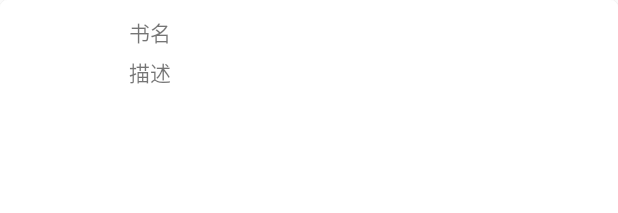
After one commit to CalibrePortable/CalibrePortable, an Android app: the layout cardview_library.xml on its own in the app's theme, with its tools: preview values and no code run, on a phone screen of 412 x 824 dp. The commit adds this screen. Shown: the top 213 px of the screen. Run offline under Robolectric (Android 15) with nearby library versions, the light colour scheme and no system bars.

```diff
--- a/SmartLib/app/src/main/java/org/geeklub/smartlib/MainActivity.java
+++ b/SmartLib/app/src/main/java/org/geeklub/smartlib/MainActivity.java
@@ -18,6 +18,7 @@ import android.view.Menu;
 import android.view.MenuItem;
 import android.view.View;
 import org.geeklub.smartlib.drawer.DrawerFragment;
+import org.geeklub.smartlib.library.LibraryFragment;
 import org.geeklub.smartlib.type.Category;
 
 public class MainActivity extends ActionBarActivity {
@@ -136,6 +137,7 @@ public class MainActivity extends ActionBarActivity {
     switch (category) {
 
       case library:
+        mContentFragment = LibraryFragment.newInstance();
 
         break;
 
@@ -146,7 +148,7 @@ public class MainActivity extends ActionBarActivity {
         break;
     }
     setTitle(mCategory.getDisplayName());
-    //getFragmentManager().beginTransaction().replace(R.id.content_frame, mContentFragment).commit();
+    getFragmentManager().beginTransaction().replace(R.id.content_frame, mContentFragment).commit();
   }
 
   @Override public void setTitle(CharSequence title) {
--- /dev/null
+++ b/SmartLib/app/src/main/res/layout/cardview_library.xml
@@ -0,0 +1,48 @@
+<?xml version="1.0" encoding="utf-8"?>
+
+<android.support.v7.widget.CardView xmlns:android="http://schemas.android.com/apk/res/android"
+    xmlns:app="http://schemas.android.com/apk/res-auto"
+    android:layout_width="match_parent"
+    android:layout_height="match_parent"
+    app:cardBackgroundColor="@color/cardview_light_background"
+    app:cardCornerRadius="5dp">
+
+
+  <RelativeLayout
+      android:layout_width="match_parent"
+      android:layout_height="200dp"
+      android:padding="5dp">
+
+
+    <ImageView
+        android:layout_alignParentLeft="true"
+        android:layout_width="70dp"
+        android:layout_height="120dp"
+        android:id="@+id/iv_book_icon"
+        android:layout_marginTop="5dp"
+        android:layout_marginLeft="5dp"/>
+
+    <TextView
+        android:layout_toRightOf="@+id/iv_book_icon"
+        android:layout_alignTop="@+id/iv_book_icon"
+        android:layout_width="wrap_content"
+        android:singleLine="true"
+        android:layout_height="wrap_content"
+        android:text="书名"
+        android:id="@+id/tv_book_name"
+        android:layout_marginLeft="5dp"/>
+
+    <TextView
+        android:layout_height="wrap_content"
+        android:layout_width="wrap_content"
+        android:singleLine="true"
+        android:text="描述"
+        android:id="@+id/tv_book_description"
+        android:layout_below="@+id/tv_book_name"
+        android:layout_alignLeft="@+id/tv_book_name"
+        android:layout_marginTop="5dp"/>
+
+
+  </RelativeLayout>
+
+</android.support.v7.widget.CardView>
```
Also changed, not shown: SmartLib/app/src/main/java/org/geeklub/smartlib/adapters/LibraryAdapter.java (added, +66 -0 lines), SmartLib/app/src/main/java/org/geeklub/smartlib/beans/WebAppsReponse.java (added, +128 -0 lines), SmartLib/app/src/main/java/org/geeklub/smartlib/library/LibraryFragment.java (added, +106 -0 lines), SmartLib/app/src/main/java/org/geeklub/smartlib/services/NormaluserService.java (added, +15 -0 lines), SmartLib/app/src/main/res/layout/fragment_library.xml (added, +14 -0 lines).
